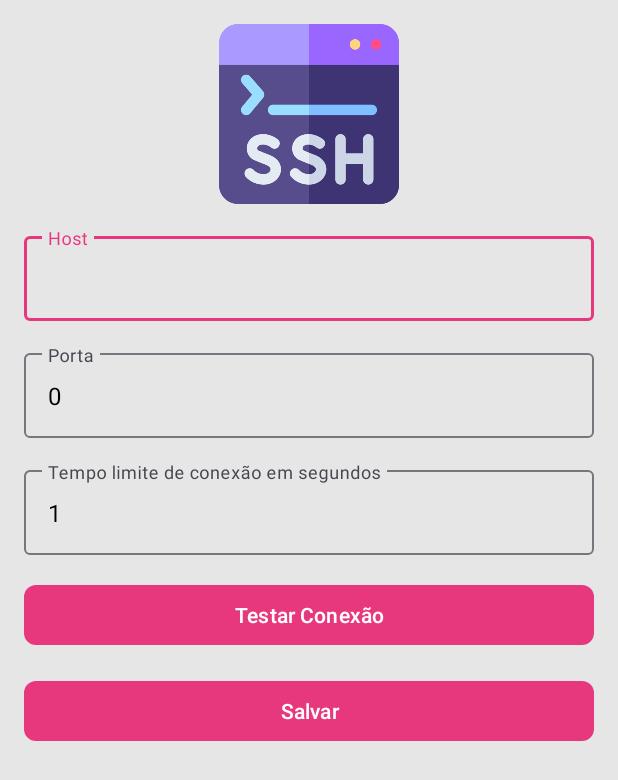
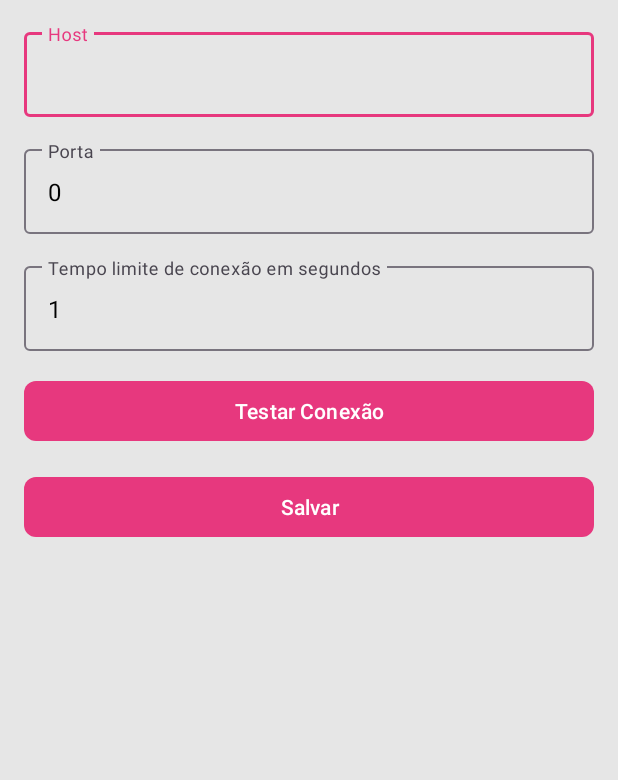
Before and after one commit to SaedSilva/Bio-Informatica, an Android app: the ConfiguracoesActivity screen opened directly, with no data from a screen before it, on a phone screen of 412 x 824 dp. Shown: the top 780 px of the screen. Run offline under Robolectric (Android 15) with nearby library versions, the phone set to English and light mode, and no system bars.

Commit message:
Optimize App

```diff
--- a/app/build.gradle.kts
+++ b/app/build.gradle.kts
@@ -1,7 +1,6 @@
 plugins {
     alias(libs.plugins.android.application)
     alias(libs.plugins.jetbrains.kotlin.android)
-    id("kotlin-parcelize")
 }
 
 android {
@@ -50,11 +49,6 @@ dependencies {
     implementation("androidx.lifecycle:lifecycle-viewmodel-ktx:2.8.4")
     implementation("androidx.lifecycle:lifecycle-livedata-ktx:2.8.4")
 
-    implementation("com.squareup.retrofit2:retrofit:2.11.0")
-    implementation("com.squareup.retrofit2:converter-gson:2.11.0")
-
-    implementation("com.jcraft:jsch:0.1.55")
-
     implementation("androidx.datastore:datastore-preferences:1.1.1")
 
 }
--- a/app/src/main/res/layout/activity_configuracoes.xml
+++ b/app/src/main/res/layout/activity_configuracoes.xml
@@ -6,20 +6,6 @@
     android:layout_width="match_parent"
     android:layout_height="match_parent"
     tools:context=".view.ConfiguracoesActivity">
-
-    <ImageView
-        android:id="@+id/imageView2"
-        android:layout_width="120dp"
-        android:layout_height="120dp"
-        android:layout_marginStart="16dp"
-        android:layout_marginTop="16dp"
-        android:layout_marginEnd="16dp"
-        android:contentDescription="@string/img_ssh"
-        app:layout_constraintEnd_toEndOf="parent"
-        app:layout_constraintHorizontal_bias="0.5"
-        app:layout_constraintStart_toStartOf="parent"
-        app:layout_constraintTop_toTopOf="parent"
-        app:srcCompat="@drawable/ssh" />
 
     <com.google.android.material.textfield.TextInputLayout
         android:id="@+id/tilHost"
@@ -32,7 +18,7 @@
         app:layout_constraintEnd_toEndOf="parent"
         app:layout_constraintHorizontal_bias="0.5"
         app:layout_constraintStart_toStartOf="parent"
-        app:layout_constraintTop_toBottomOf="@+id/imageView2">
+        app:layout_constraintTop_toTopOf="parent">
 
         <com.google.android.material.textfield.TextInputEditText
             android:id="@+id/etHost"
```
Also changed, not shown: app/src/main/java/br/dev/saed/bioinformatica/model/entity/Comando.kt (deleted, +0 -11 lines), app/src/main/java/br/dev/saed/bioinformatica/viewmodel/ConfiguracoesViewModel.kt (deleted, +0 -12 lines).
